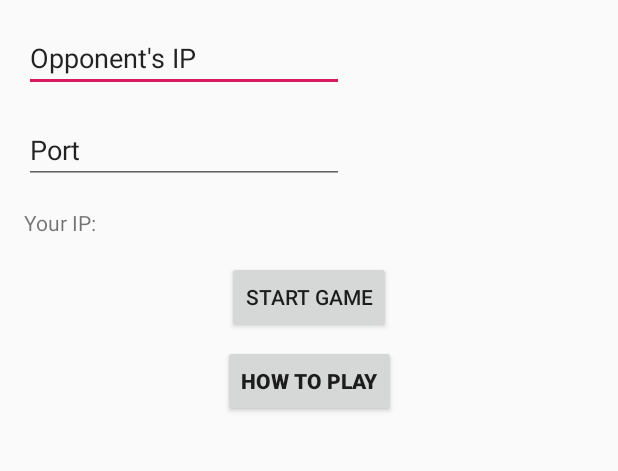
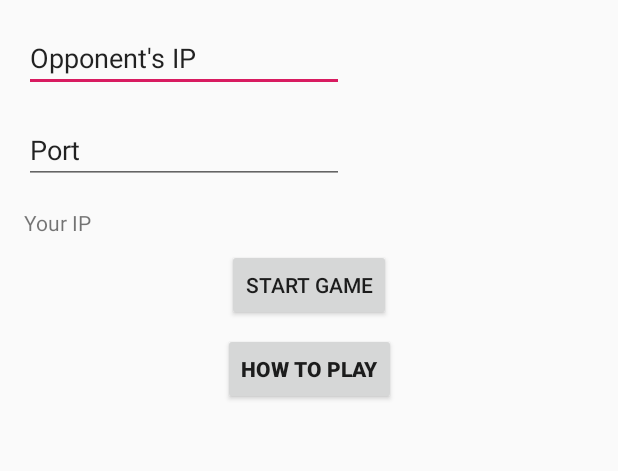
Before and after one commit to HawkinsBA/RPSLS, an Android app: the screen it shows after launch (MainActivity), on a phone screen of 412 x 824 dp, the part 361-832 px from its top. Run offline under Robolectric (Android 15) with nearby library versions, the phone set to English and light mode, and no system bars; network calls fail.

Commit message:
Fixed activity_main.xml bug

```diff
--- a/app/src/main/java/com/example/rpsls/Connection.java
+++ b/app/src/main/java/com/example/rpsls/Connection.java
@@ -11,7 +11,6 @@ import java.net.Socket;
   */
 
 public class Connection {
-    //Want to find out a way to broadcast a host's IP rather than the IP of the socket.
     public static void broadcast(Socket target, String address) throws IOException {
         PrintWriter sockout = new PrintWriter(target.getOutputStream());
         sockout.print(address);
--- a/app/src/main/java/com/example/rpsls/MainActivity.java
+++ b/app/src/main/java/com/example/rpsls/MainActivity.java
@@ -56,6 +56,7 @@ public class MainActivity extends AppCompatActivity {
                 dialog.show();
             }
         });
+
         gotIt.setOnClickListener(new View.OnClickListener() {
             @Override
             public void onClick(View view) {
@@ -74,14 +75,14 @@ public class MainActivity extends AppCompatActivity {
                     s.addListener(new ServerListener() {
                         @Override
                         public void notifyConnection(String host) {
-
+                            //TODO: Start game.
                         }
                     });
+                    s.listen();
                 } catch (IOException e) {
                     Log.e(MainActivity.class.getName(), "Could not start server.");
                 }
             }
-
         }).start();
     }
 }
--- a/app/src/main/java/com/example/rpsls/Server.java
+++ b/app/src/main/java/com/example/rpsls/Server.java
@@ -32,13 +32,13 @@ public class Server {
         this.listeners.add(listener);
     }
 
-    public void listenForJoins() throws IOException {
+    public void listen() throws IOException {
         for (;;) {
-            listenForJoinsOnce().run();
+            listenForConnections().run();
         }
     }
 
-    public SocketConnectionThread listenForJoinsOnce() throws IOException {
+    public SocketConnectionThread listenForConnections() throws IOException {
         Socket s = acceptor.accept();
         SocketConnectionThread connection = new SocketConnectionThread(s, listeners);
         return connection;
--- a/app/src/main/res/layout/activity_main.xml
+++ b/app/src/main/res/layout/activity_main.xml
@@ -74,20 +74,8 @@
         android:layout_height="wrap_content"
         android:layout_marginStart="16dp"
         android:layout_marginTop="16dp"
-        android:text="Your IP:"
+        android:text="Your IP"
         app:layout_constraintStart_toStartOf="parent"
-        app:layout_constraintTop_toBottomOf="@+id/port" />
-
-    <TextView
-        android:id="@+id/myIPView"
-        android:layout_width="wrap_content"
-        android:layout_height="wrap_content"
-        android:layout_marginStart="8dp"
-        android:layout_marginTop="16dp"
-        android:layout_marginEnd="8dp"
-        app:layout_constraintEnd_toEndOf="parent"
-        app:layout_constraintHorizontal_bias="0.032"
-        app:layout_constraintStart_toEndOf="@+id/myIPView"
         app:layout_constraintTop_toBottomOf="@+id/port" />
 
     <Button
@@ -95,7 +83,7 @@
         android:layout_width="wrap_content"
         android:layout_height="wrap_content"
         android:layout_marginStart="8dp"
-        android:layout_marginTop="16dp"
+        android:layout_marginTop="8dp"
         android:layout_marginEnd="8dp"
         android:text="Start Game"
         app:layout_constraintEnd_toEndOf="parent"
```
